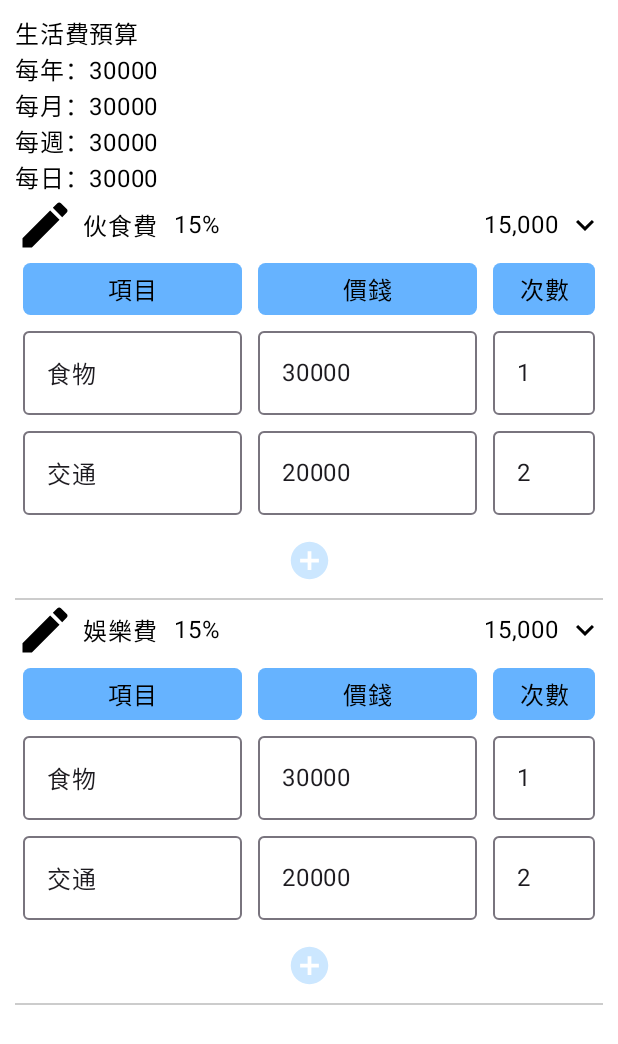
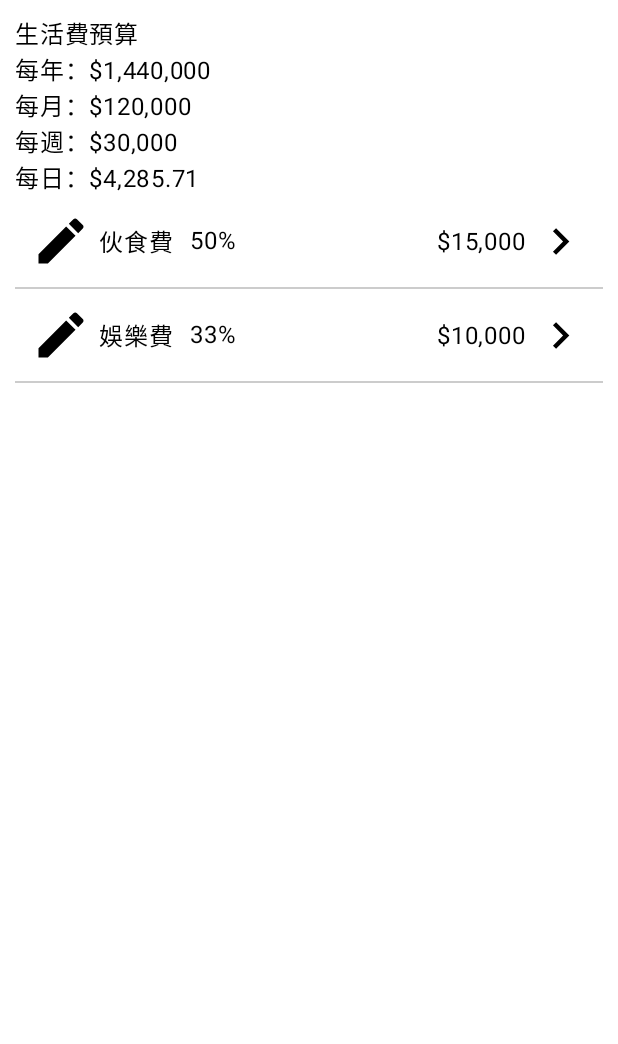
Before and after one commit to kikiouo201/FullMoonMoney, an Android app built with Jetpack Compose: the @Preview function LivingExpensesBudgetPreview, on a phone screen of 412 x 824 dp. Shown: the top 1044 px of the screen. Run offline under Robolectric (Android 15) with nearby library versions, the light colour scheme and no system bars.

Commit message:
Add the daily budget function

```diff
--- a/app/src/main/java/com/example/fullmoonmoney/ui/dataFormat/CurrencyFormat.kt
+++ b/app/src/main/java/com/example/fullmoonmoney/ui/dataFormat/CurrencyFormat.kt
@@ -3,4 +3,16 @@ package com.example.fullmoonmoney.ui.dataFormat
 import java.text.DecimalFormat
 
 fun formatCurrency(money: Int, isNegative: Boolean = false) =
-    "$${DecimalFormat((if (isNegative) "-" else "") + "#,###,###,###,###,###,###").format(money)}"
+    if (isNegative) formatNegative(money) else formatPositive(money)
+
+fun formatDecimal(money: Double) =
+    "$${DecimalFormat("#,###,###,###,###,###,###.##").format(money)}"
+
+fun formatPercentage(molecular: Int, denominator: Int) =
+    "${(molecular.toFloat() / denominator.toFloat() * 100).toInt()}%"
+
+private fun formatPositive(money: Int) =
+    "$${DecimalFormat("#,###,###,###,###,###,###").format(money)}"
+
+private fun formatNegative(money: Int) =
+    "$${DecimalFormat("-#,###,###,###,###,###,###").format(money)}"
--- a/app/src/main/java/com/example/fullmoonmoney/ui/project/LivingExpensesBudget.kt
+++ b/app/src/main/java/com/example/fullmoonmoney/ui/project/LivingExpensesBudget.kt
@@ -8,7 +8,6 @@ import androidx.compose.foundation.layout.Row
 import androidx.compose.foundation.layout.fillMaxWidth
 import androidx.compose.foundation.layout.padding
 import androidx.compose.foundation.layout.size
-import androidx.compose.foundation.layout.wrapContentWidth
 import androidx.compose.foundation.shape.RoundedCornerShape
 import androidx.compose.material.icons.Icons
 import androidx.compose.material.icons.filled.AddCircle
@@ -34,55 +33,70 @@ import androidx.compose.ui.tooling.preview.Preview
 import androidx.compose.ui.unit.dp
 import com.example.fullmoonmoney.R
 import com.example.fullmoonmoney.ui.custom.EditContentCell
+import com.example.fullmoonmoney.ui.dataFormat.formatCurrency
+import com.example.fullmoonmoney.ui.dataFormat.formatDecimal
+import com.example.fullmoonmoney.ui.dataFormat.formatPercentage
 import com.example.fullmoonmoney.ui.theme.FullMoonMoneyTheme
 
 @Composable
 fun LivingExpensesBudget(budgetItemList: List<BudgetItem>) {
+    val budget by remember { mutableStateOf(30000) }
+
     Column(
         modifier = Modifier
             .fillMaxWidth()
             .padding(10.dp),
     ) {
         Text(text = stringResource(id = R.string.living_expenses_budget))
-        Text(text = "每年：30000")
-        Text(text = "每月：30000")
-        Text(text = "每週：30000")
-        Text(text = "每日：30000")
-        BudgetItem(name = "伙食費", budgetItemList)
-        BudgetItem(name = "娛樂費", budgetItemList)
+        Text(text = "每年：${formatCurrency(budget * 4 * 12)}")
+        Text(text = "每月：${formatCurrency(budget * 4)}")
+        Text(text = "每週：${formatCurrency(budget)}")
+        Text(text = "每日：${formatDecimal(budget.toDouble() / 7)}")
+        BudgetItem(
+            name = "伙食費",
+            total = 15000,
+            percentage = formatPercentage(15000, budget),
+            budgetItemList = budgetItemList
+        )
+        BudgetItem(
+            name = "娛樂費",
+            total = 10000,
+            percentage = formatPercentage(10000, budget),
+            budgetItemList = budgetItemList
+        )
     }
 }
 
 @Composable
-fun BudgetItem(name: String, budgetItemList: List<BudgetItem>) {
-    var isDetail by remember { mutableStateOf(true) }
+fun BudgetItem(name: String, total: Int, percentage: String, budgetItemList: List<BudgetItem>) {
+    var isDetail by remember { mutableStateOf(false) }
 
     Column {
         Row(
-            modifier = Modifier.fillMaxWidth(),
+            modifier = Modifier
+                .fillMaxWidth()
+                .padding(5.dp)
+                .clickable { isDetail = !isDetail }
+                .padding(5.dp),
             verticalAlignment = Alignment.CenterVertically
         ) {
-            Row(
-                verticalAlignment = Alignment.CenterVertically
-            ) {
+            Row(verticalAlignment = Alignment.CenterVertically) {
                 Icon(
                     modifier = Modifier.size(40.dp),
                     imageVector = Icons.Filled.Create,
                     contentDescription = "create"
                 )
                 Text(modifier = Modifier.padding(5.dp), text = name)
-                Text(modifier = Modifier.padding(5.dp), text = "15%")
+                Text(modifier = Modifier.padding(5.dp), text = percentage)
             }
             Row(
                 modifier = Modifier.fillMaxWidth(),
                 horizontalArrangement = Arrangement.End,
                 verticalAlignment = Alignment.CenterVertically
             ) {
-                Text(modifier = Modifier.padding(5.dp), text = "15,000")
+                Text(modifier = Modifier.padding(5.dp), text = formatCurrency(total))
                 Icon(
-                    modifier = Modifier
-                        .wrapContentWidth(align = Alignment.End)
-                        .clickable { isDetail = !isDetail },
+                    modifier = Modifier.size(35.dp),
                     imageVector = if (isDetail) Icons.Filled.KeyboardArrowDown else Icons.Filled.KeyboardArrowRight,
                     contentDescription = "ArrowDown"
                 )
```
